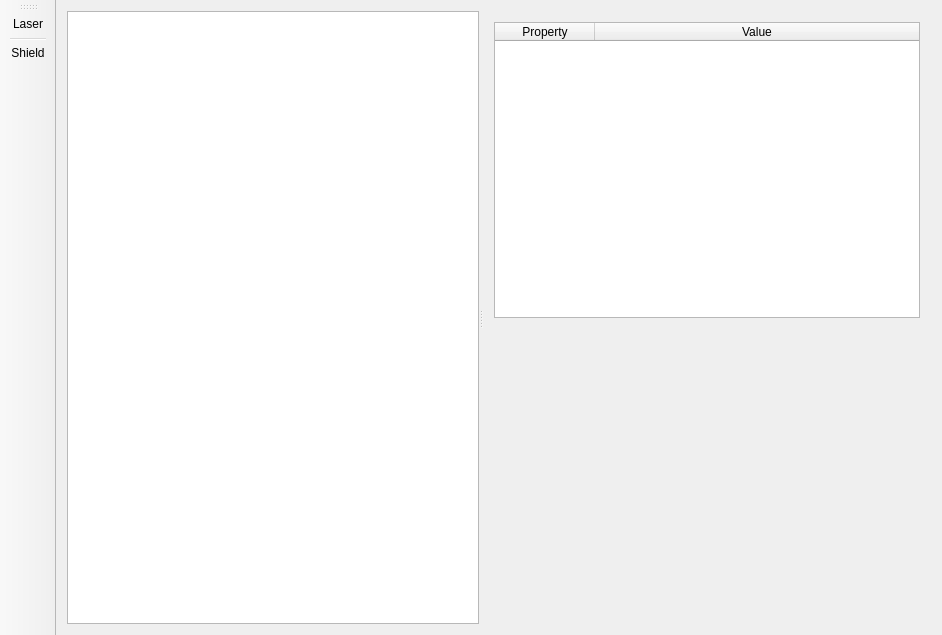
This is ui/mainwindow.ui in iminchenko/opticalexperiment as Qt 5 draws it before an edit. The edited form follows.
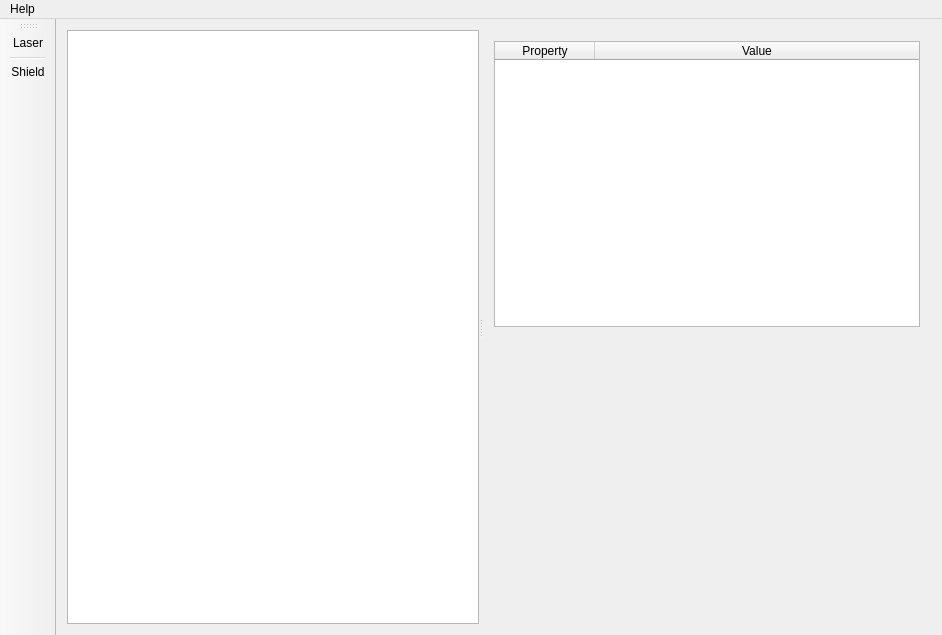
This is the edited form. Icons and pictures are not drawn. Custom widgets are drawn as their Qt base class.

Patch:
```diff
--- a/ui/mainwindow.ui
+++ b/ui/mainwindow.ui
@@ -75,6 +75,13 @@
      <height>25</height>
     </rect>
    </property>
+   <widget class="QMenu" name="menu">
+    <property name="title">
+     <string>Help</string>
+    </property>
+    <addaction name="actionAbout"/>
+   </widget>
+   <addaction name="menu"/>
   </widget>
   <widget class="QToolBar" name="instrumentToolBar">
    <property name="orientation">
```
Left out of the diff: 27 changed lines with no effect on the pictures.
